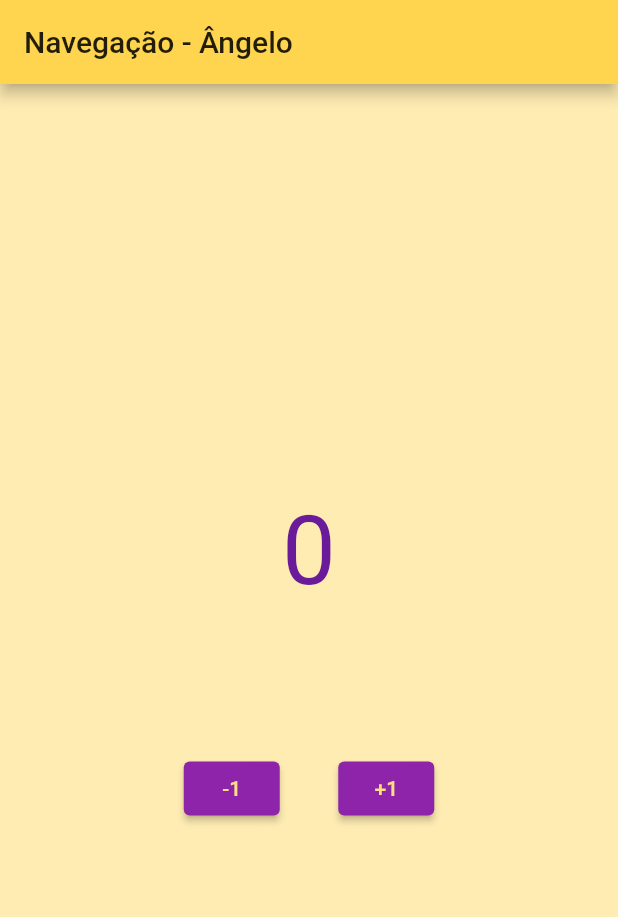
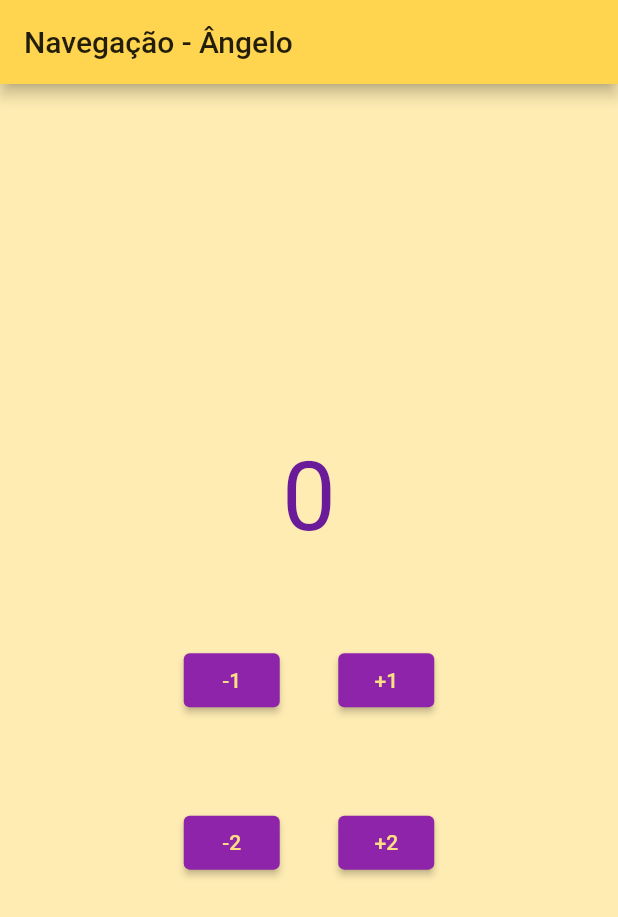
Before and after one commit to MSavioti/Estudo-Navegacao-Flutter, a Flutter app: the screen it shows after launch, after a tap on "-1", after a tap on "+1", on a phone screen of 412 x 824 dp. Shown: the top 917 px of the screen. Run offline on Flutter 3.47's test engine with Material 2 defaults, Android fonts, the phone set to English and light mode, and no system bars.

Commit message:
implementado incremento e decremento de 2 unidades

```diff
--- a/lib/main.dart
+++ b/lib/main.dart
@@ -40,15 +40,15 @@ class HomePage extends StatefulWidget {
 class _HomePageState extends State<HomePage> {
   int _counter = 0;
 
-  void _decrementCounter() {
+  void _decrementCounter([int value = 1]) {
     setState(() {
-      _counter--;
+      _counter -= value;
     });
   }
 
-  void _incrementCounter() {
+  void _incrementCounter([int value = 1]) {
     setState(() {
-      _counter++;
+      _counter += value;
     });
   }
 
@@ -106,6 +106,37 @@ class _HomePageState extends State<HomePage> {
                       ),
                     ),
                   ],
+                ),
+                Row(
+                  mainAxisAlignment: MainAxisAlignment.spaceAround,
+                  children: [
+                    ElevatedButton(
+                      onPressed: () => {_decrementCounter(2)},
+                      style: ButtonStyle(
+                        backgroundColor:
+                            MaterialStateProperty.all(Colors.purple[600]),
+                      ),
+                      child: Text(
+                        '-2',
+                        style: TextStyle(
+                          color: Colors.amber[200],
+                        ),
+                      ),
+                    ),
+                    ElevatedButton(
+                      onPressed: () => {_incrementCounter(2)},
+                      style: ButtonStyle(
+                        backgroundColor:
+                            MaterialStateProperty.all(Colors.purple[600]),
+                      ),
+                      child: Text(
+                        '+2',
+                        style: TextStyle(
+                          color: Colors.amber[200],
+                        ),
+                      ),
+                    ),
+                  ],
                 )
               ],
             ),
```
